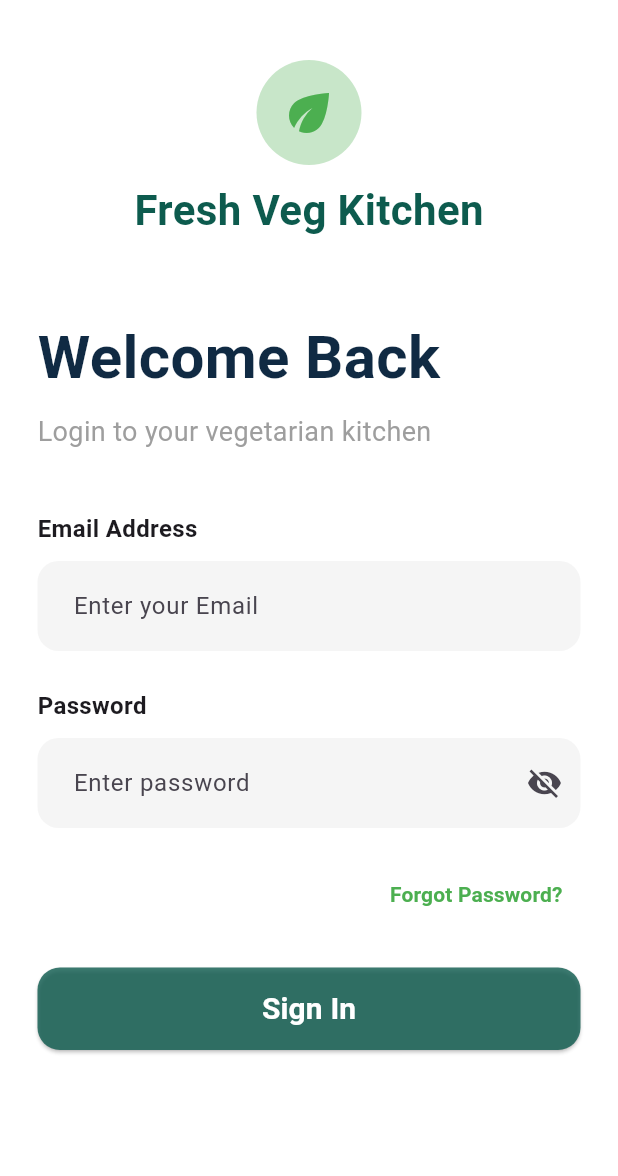
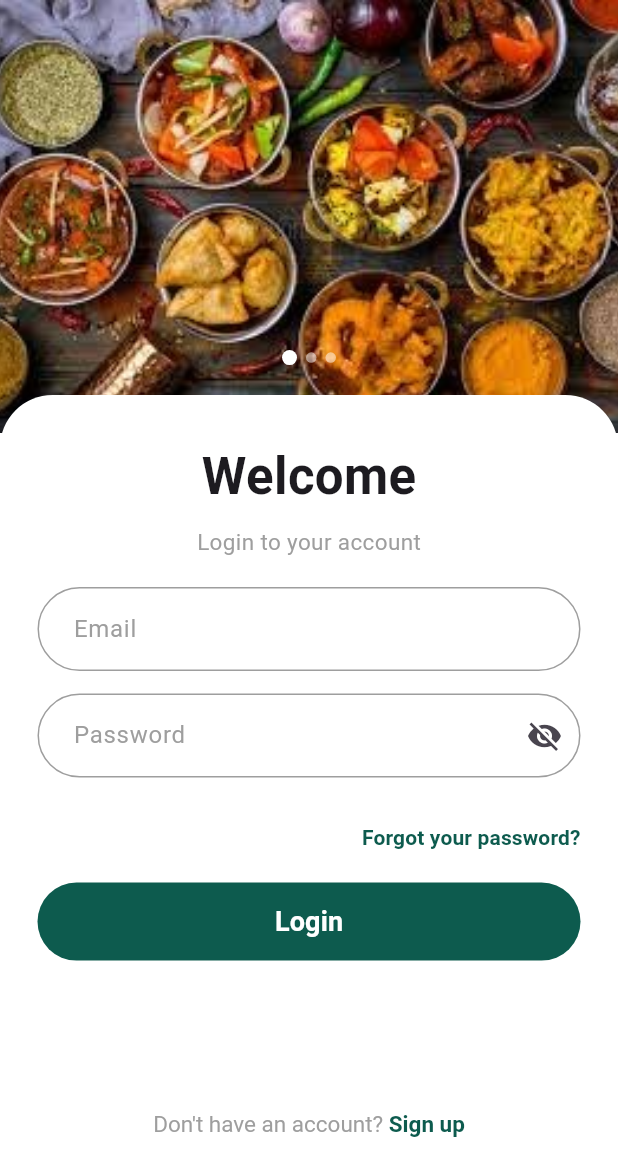
Before and after one commit to Nikku-31/Pure_veg_kichen, a Flutter app: the Login screen opened directly, on a phone screen of 412 x 824 dp. Shown: the top 1176 px of the screen. Run offline on Flutter 3.47's test engine with Material 3 defaults, Android fonts, the light colour scheme and no system bars.

Commit message:
update project

```diff
--- a/lib/Widget/login.dart
+++ b/lib/Widget/login.dart
@@ -1,5 +1,6 @@
 import 'package:flutter/material.dart';
 import 'package:pure_veg/Widget/dashboard.dart';
+import 'package:pure_veg/core/constants/app_colors.dart';
 
 class Login extends StatefulWidget {
   const Login({super.key});
@@ -9,13 +10,15 @@ class Login extends StatefulWidget {
 }
 
 class _LoginState extends State<Login> {
-  bool rememberMe = false;
   bool obscurePassword = true;
 
   final _formKey = GlobalKey<FormState>();
 
-  final TextEditingController emailController = TextEditingController();
-  final TextEditingController passwordController = TextEditingController();
+  final TextEditingController emailController =
+  TextEditingController();
+
+  final TextEditingController passwordController =
+  TextEditingController();
 
   @override
   void dispose() {
@@ -27,136 +30,148 @@ class _LoginState extends State<Login> {
   @override
   Widget build(BuildContext context) {
     return Scaffold(
-      backgroundColor: Colors.white,
+      backgroundColor: AppColors.background,
       body: SafeArea(
-        child: SingleChildScrollView(
-          padding: const EdgeInsets.symmetric(horizontal: 25),
+        top: false,
+        child: SizedBox(
+          height: MediaQuery.of(context).size.height,
           child: Form(
             key: _formKey,
             child: Column(
-              crossAxisAlignment: CrossAxisAlignment.start,
               children: [
-                const SizedBox(height: 40),
-
-                /// Logo
-                Center(
-                  child: Column(
+                /// TOP IMAGE
+                Stack(
+                  alignment: Alignment.bottomCenter,
                   children: [
-                      CircleAvatar(
-                        radius: 35,
-                        backgroundColor: Colors.green.shade100,
-                        child: const Icon(
-                          Icons.eco,
-                          color: Colors.green,
-                          size: 40,
+                    SizedBox(
+                      height: MediaQuery.of(context).size.height * 0.35,
+                      width: double.infinity,
+                      child: Image.asset(
+                        "assets/image/login.png",
+                        fit: BoxFit.cover,
                       ),
                     ),
-                      const SizedBox(height: 10),
-                      const Text(
-                        "Fresh Veg Kitchen",
-                        style: TextStyle(
-                          fontSize: 28,
-                          fontWeight: FontWeight.bold,
-                          color: Color(0xff0D5B4E),
+
+                    /// Dots Indicator
+                    Positioned(
+                      bottom: 45,
+                      child: Row(
+                        children: [
+                          _dot(true),
+                          _dot(false),
+                          _dot(false),
+                        ],
                       ),
                     ),
                   ],
                 ),
+
+                /// WHITE CARD
+            Expanded(
+              child: Transform.translate(
+                offset: const Offset(0, -25),
+                child: Container(
+                    width: double.infinity,
+                    height: MediaQuery.of(context).size.height * 0.35,
+                    padding: const EdgeInsets.symmetric(
+                      horizontal: 25,
+                      vertical: 30,
                     ),
-
-                const SizedBox(height: 50),
-
-                /// Welcome Text
+                    decoration: const BoxDecoration(
+                      color: Colors.white,
+                      borderRadius: BorderRadius.only(
+                        topLeft: Radius.circular(35),
+                        topRight: Radius.circular(35),
+                      ),
+                    ),
+                    child: Column(
+                      children: [
                         const Text(
-                  "Welcome Back",
+                          "Welcome",
                           style: TextStyle(
-                    fontSize: 40,
-                    fontWeight: FontWeight.bold,
-                    color: Color(0xff102A43),
+                            fontSize: 34,
+                            fontWeight: FontWeight.w600,
                           ),
                         ),
 
                         const SizedBox(height: 8),
 
                         const Text(
-                  "Login to your vegetarian kitchen",
+                          "Login to your account",
                           style: TextStyle(
-                    fontSize: 18,
+                            color: Colors.grey,
+                            fontSize: 15,
+                          ),
+                        ),
+
+                        const SizedBox(height: 20),
+
+                        /// EMAIL
+                        TextFormField(
+                          controller: emailController,
+                          keyboardType:
+                          TextInputType.emailAddress,
+                          decoration: InputDecoration(
+                            hintText: "Email",
+                            hintStyle: const TextStyle(
+                              color: Colors.grey,
+                            ),
+                            contentPadding:
+                            const EdgeInsets.symmetric(
+                              horizontal: 20,
+                              vertical: 16,
+                            ),
+                            border: OutlineInputBorder(
+                              borderRadius:
+                              BorderRadius.circular(30),
+                            ),
+                            enabledBorder:
+                            OutlineInputBorder(
+                              borderRadius:
+                              BorderRadius.circular(30),
+                              borderSide:
+                              const BorderSide(
                                 color: Colors.grey,
                               ),
                             ),
-
-                const SizedBox(height: 40),
-
-                /// Email
-                const Text(
-                  "Email Address",
-                  style: TextStyle(
-                    fontSize: 16,
-                    fontWeight: FontWeight.w600,
-                  ),
-                ),
-
-                const SizedBox(height: 10),
-
-                TextFormField(
-                  controller: emailController,
-                  keyboardType: TextInputType.emailAddress,
-                  decoration: InputDecoration(
-                    hintText: "Enter your Email",
-                    filled: true,
-                    fillColor: const Color(0xffF5F5F5),
-                    contentPadding: const EdgeInsets.symmetric(
-                      horizontal: 20,
-                      vertical: 18,
-                    ),
-                    border: OutlineInputBorder(
-                      borderRadius: BorderRadius.circular(14),
-                      borderSide: BorderSide.none,
-                    ),
                           ),
                           validator: (value) {
-                    if (value == null || value.trim().isEmpty) {
-                      return "Please enter email";
+                            if (value == null ||
+                                value.isEmpty) {
+                              return "Enter Email";
                             }
-
-                    if (!RegExp(
-                      r'^[\w\.-]+@([\w-]+\.)+[\w-]{2,4}$',
-                    ).hasMatch(value.trim())) {
-                      return "Please enter valid email";
-                    }
-
                             return null;
                           },
                         ),
 
-                const SizedBox(height: 25),
+                        const SizedBox(height: 15),
 
-                /// Password
-                const Text(
-                  "Password",
-                  style: TextStyle(
-                    fontSize: 16,
-                    fontWeight: FontWeight.w600,
-                  ),
-                ),
-
-                const SizedBox(height: 10),
-
+                        /// PASSWORD
                         TextFormField(
                           controller: passwordController,
                           obscureText: obscurePassword,
                           decoration: InputDecoration(
-                    hintText: "Enter password",
-                    filled: true,
-                    fillColor: const Color(0xffF5F5F5),
-                    contentPadding: const EdgeInsets.symmetric(
+                            hintText: "Password",
+                            hintStyle: const TextStyle(
+                              color: Colors.grey,
+                            ),
+                            contentPadding:
+                            const EdgeInsets.symmetric(
                               horizontal: 20,
-                      vertical: 18,
+                              vertical: 16,
                             ),
                             border: OutlineInputBorder(
-                      borderRadius: BorderRadius.circular(14),
-                      borderSide: BorderSide.none,
+                              borderRadius:
+                              BorderRadius.circular(30),
+                            ),
+                            enabledBorder:
+                            OutlineInputBorder(
+                              borderRadius:
+                              BorderRadius.circular(30),
+                              borderSide:
+                              const BorderSide(
+                                color: Colors.grey,
+                              ),
                             ),
                             suffixIcon: IconButton(
                               icon: Icon(
@@ -166,76 +181,113 @@ class _LoginState extends State<Login> {
                               ),
                               onPressed: () {
                                 setState(() {
-                          obscurePassword = !obscurePassword;
+                                  obscurePassword =
+                                  !obscurePassword;
                                 });
                               },
                             ),
                           ),
                           validator: (value) {
-                    if (value == null || value.isEmpty) {
-                      return "Please enter password";
+                            if (value == null ||
+                                value.isEmpty) {
+                              return "Enter Password";
                             }
-
-
                             return null;
                           },
                         ),
 
-                const SizedBox(height: 20),
+                        const SizedBox(height: 30),
 
-                /// Remember Me & Forgot Password
-                Row(
-                  mainAxisAlignment: MainAxisAlignment.end,
-                  children: [
-                    TextButton(
+                        Align(
+                          alignment: Alignment.centerRight,
+                          child: TextButton(
                             onPressed: () {},
-                      child: const Text(
-                        "Forgot Password?",
-                        style: TextStyle(
-                          color: Colors.green,
-                          fontWeight: FontWeight.w600,
-                        ),
-                      ),
-                    ),
-                  ],
-                ),
-
-                const SizedBox(height: 25),
-
-                /// Sign In Button
-                SizedBox(
-                  width: double.infinity,
-                  height: 55,
-                  child: ElevatedButton(
-                    onPressed: () {
-                      if (_formKey.currentState!.validate()) {
-                        Navigator.push(
-                          context,
-                          MaterialPageRoute(
-                            builder: (context) => const Dashboard(),
-                          ),
-                        );
-                      }
-                    },
-                    style: ElevatedButton.styleFrom(
-                      backgroundColor:
-                      const Color(0xff0D5B4E).withOpacity(0.8),
-                      shape: RoundedRectangleBorder(
-                        borderRadius: BorderRadius.circular(15),
-                      ),
+                            style: TextButton.styleFrom(
+                              padding: EdgeInsets.zero,
+                              minimumSize: const Size(0, 0),
+                              tapTargetSize: MaterialTapTargetSize.shrinkWrap,
                             ),
                             child: const Text(
-                      "Sign In",
+                              "Forgot your password?",
                               style: TextStyle(
-                        fontSize: 20,
-                        fontWeight: FontWeight.bold,
-                        color: Colors.white,
+                                color: AppColors.primary,
+                                fontWeight: FontWeight.w600,
                               ),
                             ),
                           ),
                         ),
 
-                const SizedBox(height: 30),
+                        const SizedBox(height: 20),
+
+                        /// LOGIN BUTTON
+                        SizedBox(
+                          width: double.infinity,
+                          height: 52,
+                          child: ElevatedButton(
+                            onPressed: () {
+                              if (_formKey
+                                  .currentState!
+                                  .validate()) {
+                                Navigator.push(
+                                  context,
+                                  MaterialPageRoute(
+                                    builder: (context) =>
+                                    const Dashboard(),
+                                  ),
+                                );
+                              }
+                            },
+                            style:
+                            ElevatedButton.styleFrom(
+                              backgroundColor:AppColors.primary,
+                              elevation: 0,
+                              shape:
+                              RoundedRectangleBorder(
+                                borderRadius:
+                                BorderRadius.circular(
+                                    30),
+                              ),
+                            ),
+                            child: const Text(
+                              "Login",
+                              style: TextStyle(
+                                fontSize: 18,
+                                color: Colors.white,
+                                fontWeight:
+                                FontWeight.bold,
+                              ),
+                            ),
+                          ),
+                        ),
+
+                        const SizedBox(height: 100),
+
+                        RichText(
+                          text: const TextSpan(
+                            text:
+                            "Don't have an account? ",
+                            style: TextStyle(
+                              color: Colors.grey,
+                              fontSize: 15,
+                            ),
+                            children: [
+                              TextSpan(
+                                text: "Sign up",
+                                style: TextStyle(
+                                  color:AppColors.primary,
+                                  fontWeight: FontWeight.bold,
+                                ),
+                              ),
+                            ],
+                          ),
+                        ),
+
+                        const SizedBox(height: 20),
+                      ],
+                    ),
+                  ),
+                ),
+            ),
               ],
             ),
           ),
@@ -243,4 +295,18 @@ class _LoginState extends State<Login> {
       ),
     );
   }
+
+  Widget _dot(bool active) {
+    return Container(
+      margin: const EdgeInsets.symmetric(horizontal: 3),
+      width: active ? 10 : 7,
+      height: active ? 10 : 7,
+      decoration: BoxDecoration(
+        color: active
+            ? Colors.white
+            : Colors.white.withOpacity(0.5),
+        shape: BoxShape.circle,
+      ),
+    );
   }
+}
--- a/lib/Widget/splash_screen.dart
+++ b/lib/Widget/splash_screen.dart
@@ -1,4 +1,6 @@
 import 'package:flutter/material.dart';
+import 'package:pure_veg/core/constants/app_colors.dart';
+import 'login.dart';
 
 class SplashScreen extends StatefulWidget {
   const SplashScreen({super.key});
@@ -13,31 +15,93 @@ class _SplashScreenState extends State<SplashScreen> {
     return Scaffold(
       body: Stack(
         children: [
+          /// Background Image
           Positioned.fill(
             child: Image.asset(
-              "assets/food.jpg",
+              "assets/image/splash.png",
               fit: BoxFit.cover,
             ),
           ),
+
+          /// Dark Overlay
           Container(
-            color: Colors.black.withOpacity(0.4),
+            color: Colors.black.withOpacity(0.45),
           ),
-          Center(
-            child: Column(
-              mainAxisAlignment: MainAxisAlignment.center,
-              children: [
-                Text(
-                  "Pretty\nYummy",
-                  textAlign: TextAlign.center,
-                  style: TextStyle(
-                    fontSize: 42,
-                    color: Colors.tealAccent,
-                    fontWeight: FontWeight.bold,
+
+          /// Content
+          SafeArea(
+            child: Padding(
+              padding: const EdgeInsets.symmetric(
+                horizontal: 24,
+                vertical: 30,
+              ),
+              child: Column(
+                mainAxisAlignment: MainAxisAlignment.end,
+                children: [
+                  const Spacer(),
+                  //
+                  // /// App Name
+                  // const Text(
+                  //   "Pretty\nYummy",
+                  //   textAlign: TextAlign.center,
+                  //   style: TextStyle(
+                  //     fontSize: 48,
+                  //     fontWeight: FontWeight.bold,
+                  //     color: Colors.tealAccent,
+                  //     height: 1.1,
+                  //   ),
+                  // ),
+
+                  // const SizedBox(height: 20),
+                  //
+                  // const Text(
+                  //   "Fresh & Delicious Vegetarian Food\nDelivered To Your Doorstep",
+                  //   textAlign: TextAlign.center,
+                  //   style: TextStyle(
+                  //     color: Colors.white,
+                  //     fontSize: 16,
+                  //     height: 1.5,
+                  //   ),
+                  // ),
+
+                  const SizedBox(height: 80),
+
+                  /// Get Started Button
+                  SizedBox(
+                    width: double.infinity,
+                    height: 58,
+                    child: ElevatedButton(
+                      onPressed: () {
+                        Navigator.pushReplacement(
+                          context,
+                          MaterialPageRoute(
+                            builder: (context) => const Login(),
+                          ),
+                        );
+                      },
+                      style: ElevatedButton.styleFrom(
+                        backgroundColor: AppColors.primary,
+                        elevation: 0,
+                        shape: RoundedRectangleBorder(
+                          borderRadius: BorderRadius.circular(30),
+                        ),
+                      ),
+                      child: const Text(
+                        "Get Started",
+                        style: TextStyle(
+                          fontSize: 18,
+                          fontWeight: FontWeight.bold,
+                          color: Colors.white,
+                        ),
+                      ),
+                    ),
                   ),
-                ),
-              ],
+
+                  const SizedBox(height: 20),
+                ],
+              ),
             ),
-          )
+          ),
         ],
       ),
     );
--- a/lib/main.dart
+++ b/lib/main.dart
@@ -1,5 +1,6 @@
 import 'package:flutter/material.dart';
 import 'package:pure_veg/Widget/login.dart';
+import 'package:pure_veg/Widget/splash_screen.dart';
 
 void main() {
   runApp(const MyApp());
@@ -13,7 +14,7 @@ class MyApp extends StatelessWidget {
     return MaterialApp(
       debugShowCheckedModeBanner: false,
       title: "Pure Veg Kitchen",
-      home:const Login(),
+      home:const SplashScreen(),
     );
   }
 }
--- a/pubspec.yaml
+++ b/pubspec.yaml
@@ -58,10 +58,8 @@ flutter:
   uses-material-design: true
 
   # To add assets to your application, add an assets section, like this:
-  # assets:
-  #   - images/a_dot_burr.jpeg
-  #   - images/a_dot_ham.jpeg
-
+  assets:
+     - assets/image/
   # An image asset can refer to one or more resolution-specific "variants", see
   # https://flutter.dev/to/resolution-aware-images
 
```
Also changed, not shown: assets/image/login.png (added), assets/image/splash.png (added). Lines whose indentation alone changed are shown as unchanged.
